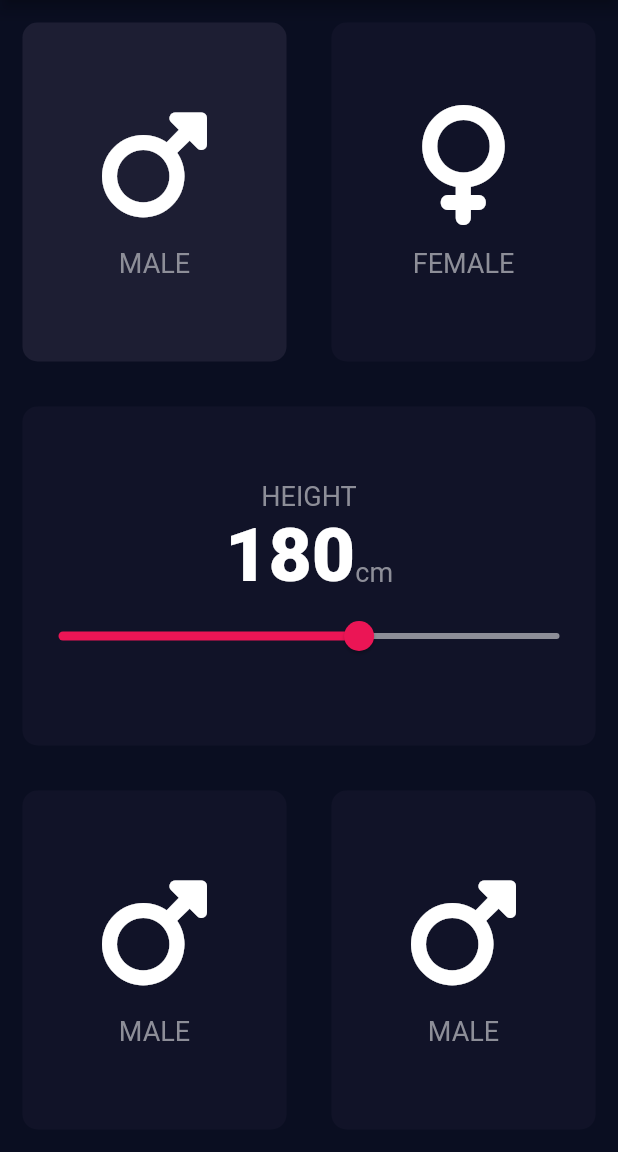
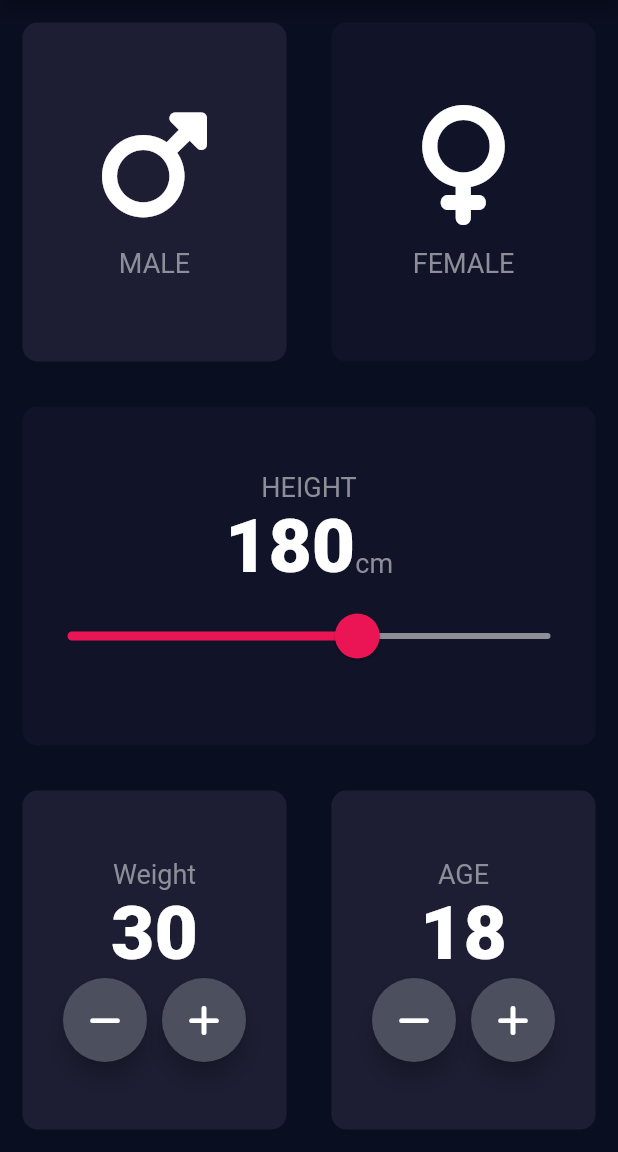
Before and after one commit to abdelrahman167565/BMI_calc_flutter, a Flutter app: the screen it shows after launch, on a phone screen of 412 x 824 dp, the part 84-1236 px from its top. Run offline on Flutter 3.47's test engine with Material 2 defaults, Android fonts, the phone set to English and light mode, and no system bars; our stand-ins replace font_awesome_flutter.

Commit message:
input screen 90% done built backbone for rest of the project

```diff
--- a/lib/icon_content.dart
+++ b/lib/components/icon_content.dart
@@ -1,5 +1,5 @@
 import 'package:flutter/material.dart';
-import 'constants.dart';
+import '../constants.dart';
 class IconContent extends StatelessWidget {
   IconContent({required this.gender,required this.icon});
   final IconData icon;
--- /dev/null
+++ b/lib/components/round_icon_button.dart
@@ -0,0 +1,22 @@
+import 'package:flutter/material.dart';
+class RoundIconButton extends StatelessWidget {
+  const RoundIconButton(
+      {Key? key, @required this.icon, @required this.onPressed})
+      : super(key: key);
+  final IconData? icon;
+  final VoidCallback? onPressed;
+  @override
+  Widget build(BuildContext context) {
+    return RawMaterialButton(
+      child: Icon(icon),
+      shape: CircleBorder(),
+      onPressed: onPressed,
+      elevation: 6.0,
+      constraints: BoxConstraints.tightFor(
+        width: 56.0,
+        height: 56.0,
+      ),
+      fillColor: Color(0xFF4C4F5E),
+    );
+  }
+}
--- a/lib/constants.dart
+++ b/lib/constants.dart
@@ -11,3 +11,28 @@ const kBottomContainerColor = Color(0XFFEB1555);
 const kNumberStyle=TextStyle(
 fontSize: 50.0,
 fontWeight: FontWeight.w900);
+
+const kLargeButtonTextStyle = TextStyle(
+ fontSize: 25.0,
+ fontWeight: FontWeight.bold,
+);
+
+const kTitleTextStyle = TextStyle(
+ fontSize: 50.0,
+ fontWeight: FontWeight.bold,
+);
+
+const kResultTextStyle = TextStyle(
+ color: Color(0xFF24D876),
+ fontSize: 22.0,
+ fontWeight: FontWeight.bold,
+);
+
+const kBMITextStyle = TextStyle(
+ fontSize: 100.0,
+ fontWeight: FontWeight.bold,
+);
+
+const kBodyTextStyle = TextStyle(
+ fontSize: 22.0,
+);
--- a/lib/input_page.dart
+++ /dev/null
@@ -1,148 +0,0 @@
-import 'dart:ui';
-import 'icon_content.dart';
-import 'reusable_card.dart';
-import 'package:flutter/material.dart';
-import 'package:font_awesome_flutter/font_awesome_flutter.dart';
-import 'constants.dart';
-
-enum gender { male, female }
-
-class InputPage extends StatefulWidget {
-  @override
-  State<InputPage> createState() => _InputPageState();
-}
-
-class _InputPageState extends State<InputPage> {
-  gender selectgender = gender.male;
-  int height=180;
-
-  @override
-  Widget build(BuildContext context) {
-    return Scaffold(
-        appBar: AppBar(
-          title: Text('BMI CALCULATOR'),
-        ),
-        body: Column(
-          crossAxisAlignment: CrossAxisAlignment.stretch,
-          children: <Widget>[
-            Expanded(
-              child: Row(children: <Widget>[
-                Expanded(
-                  child: ReusableCard(
-                    pressHandler: () {
-                      setState(() {
-                        selectgender = gender.male;
-                      });
-                    },
-                    col: selectgender == gender.male
-                        ? kActiveCardColor
-                        : kInactiveCardColor,
-                    cardChild: IconContent(
-                      icon: FontAwesomeIcons.mars,
-                      gender: 'MALE',
-                    ),
-                  ),
-                ),
-                Expanded(
-                  child: ReusableCard(
-                    pressHandler: () {
-                      setState(() {
-                        selectgender = gender.female;
-                      });
-                    },
-                    col: selectgender == gender.female
-                        ? kActiveCardColor
-                        : kInactiveCardColor,
-                    cardChild: IconContent(
-                      icon: FontAwesomeIcons.venus,
-                      gender: 'FEMALE',
-                    ),
-                  ),
-                ),
-              ]),
-            ),
-            Expanded(
-              child: ReusableCard(
-                col: kInactiveCardColor,
-                cardChild: Column(
-                 mainAxisAlignment: MainAxisAlignment.center,
-
-                  children: <Widget>[
-                    Text(
-                      'HEIGHT',
-                      style: kLabelTextStyle,
-
-                    ),
-                    Row(
-                      mainAxisAlignment: MainAxisAlignment.center,
-                        crossAxisAlignment: CrossAxisAlignment.baseline,
-                        textBaseline: TextBaseline.alphabetic,
-                      children: <Widget>[
-                        Text(
-                          height.toString(),
-                          style: kNumberStyle,
-                        ),
-                        Text(
-                          'cm',
-                          style:kLabelTextStyle,
-                        ),
-                      ],
-                    ),
-                    Slider(value: height.toDouble(),
-                      min:120.0,
-                      max:220.0,
-                      activeColor: Color(0xFFEB1555),
-                      inactiveColor: Color(0xFF8D8E98),
-                      onChanged: (double newValue) {
-                      setState(() {
-                        height=newValue.round();
-                      });
-                      },
-
-
-                    ),
-                  ],
-                ),
-              ),
-            ),
-            Expanded(
-              child: Row(children: <Widget>[
-                Expanded(
-                    child: ReusableCard(
-                  pressHandler: () {
-                    setState(() {
-                      selectgender = gender.male;
-                    });
-                  },
-                  col: kInactiveCardColor,
-                  cardChild: IconContent(
-                    icon: FontAwesomeIcons.mars,
-                    gender: 'MALE',
-                  ),
-                )),
-                Expanded(
-                  child: ReusableCard(
-                    pressHandler: () {
-                      setState(() {
-                        selectgender = gender.male;
-                      });
-                    },
-                    col: kInactiveCardColor,
-                    cardChild: IconContent(
-                      icon: FontAwesomeIcons.mars,
-                      gender: 'MALE',
-                    ),
-                  ),
-                ),
-              ]),
-            ),
-          ],
-        )
-
-        // floatingActionButton: FloatingActionButton(
-        //   onPressed: () {},
-        //   child: Icon(Icons.add),
-        // ),
-        );
-  }
-}
--- a/lib/main.dart
+++ b/lib/main.dart
@@ -1,5 +1,5 @@
 import 'dart:ui';
-import 'input_page.dart';
+import 'screens/input_page.dart';
 import 'package:flutter/material.dart';
 
 void main() => runApp(BMICalculator());
--- /dev/null
+++ b/lib/screens/input_page.dart
@@ -0,0 +1,210 @@
+import '../components/icon_content.dart';
+import '../components/reusable_card.dart';
+import 'package:flutter/material.dart';
+import '../components/round_icon_button.dart';
+import 'package:font_awesome_flutter/font_awesome_flutter.dart';
+import '../constants.dart';
+
+enum gender { male, female }
+
+class InputPage extends StatefulWidget {
+  @override
+  State<InputPage> createState() => _InputPageState();
+}
+
+class _InputPageState extends State<InputPage> {
+  gender selectGender = gender.male;
+  int height = 180;
+  int weight = 30;
+  int age=18;
+  @override
+  Widget build(BuildContext context) {
+    return Scaffold(
+      appBar: AppBar(
+        title: Text('BMI CALCULATOR'),
+      ),
+      body: Column(
+        crossAxisAlignment: CrossAxisAlignment.stretch,
+        children: <Widget>[
+          Expanded(
+            child: Row(
+                children: <Widget>[
+              Expanded(
+                child: ReusableCard(
+                  pressHandler: () {
+                    setState(() {
+                      selectGender = gender.male;
+                    });
+                  },
+                  col: selectGender == gender.male
+                      ? kActiveCardColor
+                      : kInactiveCardColor,
+                  cardChild: IconContent(
+                    icon: FontAwesomeIcons.mars,
+                    gender: 'MALE',
+                  ),
+                ),
+              ), //male
+              Expanded(
+                child: ReusableCard(
+                  pressHandler: () {
+                    setState(() {
+                      selectGender = gender.female;
+                    });
+                  },
+                  col: selectGender == gender.female
+                      ? kActiveCardColor
+                      : kInactiveCardColor,
+                  cardChild: IconContent(
+                    icon: FontAwesomeIcons.venus,
+                    gender: 'FEMALE',
+                  ),
+                ),
+              ), //female
+             ],
+            ),
+          ),
+          Expanded(
+            child: ReusableCard(
+              col: kInactiveCardColor,
+              cardChild: Column(
+                mainAxisAlignment: MainAxisAlignment.center,
+                children: <Widget>[
+                  Text(
+                    'HEIGHT',
+                    style: kLabelTextStyle,
+                  ),
+                  Row(
+                    mainAxisAlignment: MainAxisAlignment.center,
+                    crossAxisAlignment: CrossAxisAlignment.baseline,
+                    textBaseline: TextBaseline.alphabetic,
+                    children: <Widget>[
+                      Text(
+                        height.toString(),
+                        style: kNumberStyle,
+                      ),
+                      Text(
+                        'cm',
+                        style: kLabelTextStyle,
+                      )
+                    ],
+                  ),
+                  SliderTheme(
+                    data: SliderTheme.of(context).copyWith(
+                      thumbShape:
+                          RoundSliderThumbShape(enabledThumbRadius: 15.0),
+                      overlayShape:
+                          RoundSliderOverlayShape(overlayRadius: 30.0),
+                    ),
+                    child: Slider(
+                      value: height.toDouble(),
+                      min: 120.0,
+                      max: 220.0,
+                      activeColor: Color(0xFFEB1555),
+                      inactiveColor: Color(0xFF8D8E98),
+                      onChanged: (double newValue) {
+                        setState(() {
+                          height = newValue.round();
+                        });
+                      },
+                    ),
+                  ),
+                ],
+              ),
+            ),
+          ), //slider
+          Expanded(
+            child: Row(
+              children: <Widget>[
+                Expanded(
+                  child: ReusableCard(
+                    col: kActiveCardColor,
+                    cardChild: Column(
+                      mainAxisAlignment: MainAxisAlignment.center,
+                      children: <Widget>[
+                        Text(
+                          'Weight',
+                          style: kLabelTextStyle,
+                        ),
+                        Text(
+                          weight.toString(),
+                          style: kNumberStyle,
+                        ),
+                        Row(
+                          mainAxisAlignment: MainAxisAlignment.center,
+                          children: <Widget>[
+                            RoundIconButton(
+                                icon: FontAwesomeIcons.minus,
+                                onPressed: () {
+                                  setState(() {
+                                    weight--;
+                                  });
+                                }),
+                            SizedBox(
+                              width: 10.0,
+                            ),
+                            RoundIconButton(
+                                icon: FontAwesomeIcons.plus,
+                                onPressed: () {
+                                  setState(() {
+                                    weight++;
+                                  });
+                                },
+                                ),
+                          ],
+                        ),
+                      ],
+                    ),
+                  ),
+                ),
+                Expanded(
+                  child: ReusableCard(
+                    col: kActiveCardColor,
+                    cardChild: Column(
+                      mainAxisAlignment: MainAxisAlignment.center,
+                      children: <Widget>[
+                        Text(
+                          'AGE',
+                          style: kLabelTextStyle,
+                        ),
+                        Text(
+                          age.toString(),
+                          style: kNumberStyle,
+                        ),
+                        Row(
+                          mainAxisAlignment: MainAxisAlignment.center,
+                          children: <Widget>[
+                            RoundIconButton(
+                              icon: FontAwesomeIcons.minus,
+                              onPressed: () {
+                                setState(
+                                      () {
+                                    age--;
+                                  },
+                                );
+                              },
+                            ),
+                            SizedBox(
+                              width: 10.0,
+                            ),
+                            RoundIconButton(
+                                icon: FontAwesomeIcons.plus,
+                                onPressed: () {
+                                  setState(() {
+                                    age++;
+                                  });
+                                })
+                          ],
+                        )
+                      ],
+                    ),
+                  ),
+                ),
+              ],
+            ),
+          ),
+        ],
+      ),
+    );
+  }
+}
```
Also changed, not shown: lib/calculator_brain.dart (added), lib/components/bottom_button.dart (added), lib/components/reusable_card.dart (renamed from lib/reusable_card.dart), lib/screens/results_page.dart (added).
